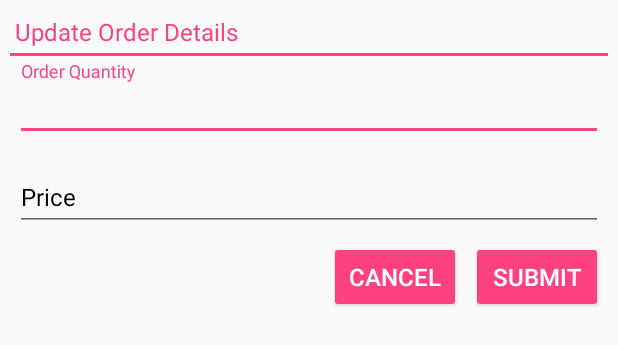
After one commit to sathishid/SalesOrder, an Android app: the layout fragment_order.xml on its own in the app's theme, with its tools: preview values and no code run, on a phone screen of 412 x 824 dp. The commit adds this screen. Shown: the top 345 px of the screen. Run offline under Robolectric (Android 15) with nearby library versions, the phone set to English and light mode, and no system bars.

Commit message:
Implemented the Multi order items

```diff
--- a/app/build.gradle
+++ b/app/build.gradle
@@ -7,7 +7,7 @@ android {
         minSdkVersion 14
         targetSdkVersion 27
         versionCode 1
-        versionName "3.3"
+        versionName "4.0"
         testInstrumentationRunner "android.support.test.runner.AndroidJUnitRunner"
     }
     buildTypes {
--- a/app/src/main/java/com/ara/sunflowerorder/ListHelperActivity.java
+++ b/app/src/main/java/com/ara/sunflowerorder/ListHelperActivity.java
@@ -98,12 +98,13 @@ public class ListHelperActivity extends AppCompatActivity {
         new HttpCaller() {
             @Override
             public void onResponse(HttpResponse response) {
-                progressDialog.dismiss();
+
                 if (response.getStatus() == HttpResponse.ERROR) {
                     Snackbar.make(listView, response.getMesssage(), Snackbar.LENGTH_LONG).show();
                 } else {
                     setListView(response.getMesssage());
                 }
+                progressDialog.dismiss();
             }
         }.execute(httpRequest);
     }
--- a/app/src/main/java/com/ara/sunflowerorder/OrderItem.java
+++ b/app/src/main/java/com/ara/sunflowerorder/OrderItem.java
@@ -23,6 +23,7 @@ import static com.ara.sunflowerorder.utils.AppConstants.List_PRODUCT_REQUEST;
 import static com.ara.sunflowerorder.utils.AppConstants.REQUEST_CODE;
 import static com.ara.sunflowerorder.utils.AppConstants.parseInt;
 
+@Deprecated
 public class OrderItem extends AppCompatActivity {
 
     com.ara.sunflowerorder.models.OrderItem orderItemModel;
--- /dev/null
+++ b/app/src/main/res/layout/fragment_order.xml
@@ -0,0 +1,93 @@
+<?xml version="1.0" encoding="utf-8"?>
+<FrameLayout xmlns:android="http://schemas.android.com/apk/res/android"
+    xmlns:tools="http://schemas.android.com/tools"
+    android:id="@+id/frag_frame_order"
+    android:layout_width="match_parent"
+    android:layout_height="wrap_content"
+
+    android:layout_margin="@dimen/list_item_padding"
+    android:padding="@dimen/list_item_padding"
+    tools:context=".fragments.OrderFragment">
+
+    <LinearLayout
+        android:layout_width="match_parent"
+        android:layout_height="wrap_content"
+
+        android:orientation="vertical">
+
+        <TextView
+            android:layout_width="match_parent"
+            android:layout_height="wrap_content"
+            android:layout_margin="@dimen/list_item_padding"
+
+            android:text="@string/order_details"
+            android:textColor="@color/colorAccent" />
+
+        <View
+            android:layout_width="match_parent"
+            android:layout_height="2dp"
+            android:background="@color/colorAccent"/>
+
+        <android.support.design.widget.TextInputLayout
+            android:id="@+id/frag_order_qty_layout"
+            android:layout_width="match_parent"
+            android:layout_height="wrap_content"
+            android:layout_margin="@dimen/list_item_padding"
+
+            android:textColorHint="@color/black"
+
+            android:hint="@string/order_quantity">
+
+            <android.support.design.widget.TextInputEditText
+                android:id="@+id/frag_order_qty"
+                android:layout_width="match_parent"
+                android:textColor="@color/black"
+                android:layout_height="wrap_content"
+                android:inputType="numberDecimal" />
+        </android.support.design.widget.TextInputLayout>
+
+        <android.support.design.widget.TextInputLayout
+            android:id="@+id/frag_order_price_layout"
+            android:layout_width="match_parent"
+            android:layout_height="wrap_content"
+            android:textColorHint="@color/black"
+            android:layout_margin="@dimen/list_item_padding"
+
+            android:hint="@string/price">
+
+            <android.support.design.widget.TextInputEditText
+                android:id="@+id/frag_order_price"
+                android:layout_width="match_parent"
+                android:textColor="@color/black"
+                android:layout_height="wrap_content"
+                android:inputType="numberDecimal" />
+        </android.support.design.widget.TextInputLayout>
+
+        <LinearLayout
+            android:layout_width="wrap_content"
+            android:layout_height="wrap_content"
+            android:layout_gravity="right"
+            android:orientation="horizontal">
+
+            <android.support.v7.widget.AppCompatButton
+                android:id="@+id/btn_frag_cancel"
+                android:layout_width="wrap_content"
+                android:layout_height="wrap_content"
+                style="@style/Widget.AppCompat.Button.Colored"
+                android:layout_margin="@dimen/list_item_padding"
+                android:drawableTint="@color/white"
+                android:text="@string/cancel" />
+
+            <android.support.v7.widget.AppCompatButton
+                android:id="@+id/btn_frag_submit"
+                style="@style/Widget.AppCompat.Button.Colored"
+                android:layout_width="wrap_content"
+                android:layout_height="wrap_content"
+                android:layout_margin="@dimen/list_item_padding"
+                android:drawableTint="@color/white"
+
+
+                android:text="@string/submit" />
+        </LinearLayout>
+    </LinearLayout>
+</FrameLayout>
--- a/app/src/main/res/values/colors.xml
+++ b/app/src/main/res/values/colors.xml
@@ -8,6 +8,7 @@
     <color name="dark_green">#2c9d2c</color>
     <color name="white">#ffffff</color>
     <color name="dull_blue">#00a2ff</color>
+    <color name="black">#000000</color>
     <color name="deep_purple">#9575CD</color>
     <color name="purple">#c3acec</color>
     <color name="tran">#07faf5f5</color>
--- a/app/src/main/res/values/strings.xml
+++ b/app/src/main/res/values/strings.xml
@@ -75,4 +75,11 @@
     <string name="customer_name">Customer Name</string>
     <string name="collected">Collected Amount</string>
     <string name="select_a_warehouse">Select a Warehouse</string>
+    <string name="choose_below_product">Choose below Product</string>
+
+    <!-- TODO: Remove or change this placeholder text -->
+    <string name="hello_blank_fragment">Hello blank fragment</string>
+    <string name="order_details">Update Order Details</string>
+    <string name="submit">Submit</string>
+    <string name="cancel">Cancel</string>
 </resources>
--- a/build.gradle
+++ b/build.gradle
@@ -7,7 +7,7 @@ buildscript {
         jcenter()
     }
     dependencies {
-        classpath 'com.android.tools.build:gradle:3.1.3'
+        classpath 'com.android.tools.build:gradle:3.1.4'
 
 
         // NOTE: Do not place your application dependencies here; they belong
```
Also changed, not shown: app/src/main/AndroidManifest.xml (+17 -11 lines), app/src/main/java/com/ara/sunflowerorder/MultiOrderActivity.java (added, +139 -0 lines), app/src/main/java/com/ara/sunflowerorder/SalesOrder.java (+18 -12 lines), app/src/main/java/com/ara/sunflowerorder/fragments/OrderFragment.java (added, +162 -0 lines), app/src/main/java/com/ara/sunflowerorder/models/OrderItem.java (+10 -0 lines), app/src/main/java/com/ara/sunflowerorder/models/SalesOrder.java (+8 -0 lines), app/src/main/java/com/ara/sunflowerorder/utils/AppConstants.java (+15 -7 lines), app/src/main/res/layout/activity_multi_order.xml (added, +36 -0 lines).
